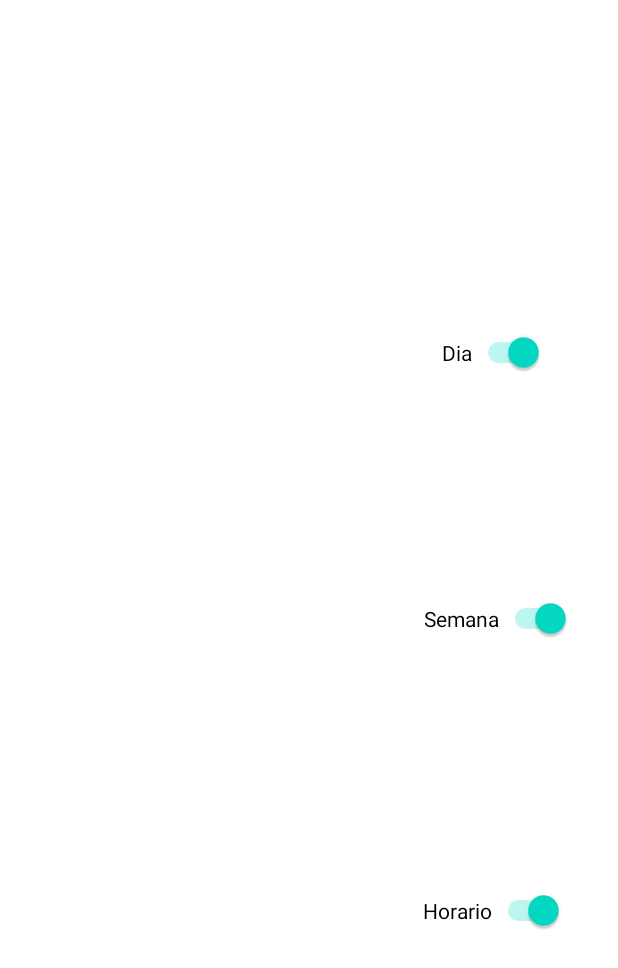
After one commit to ItaloSixx/FocoFacilJv, an Android app: the ConfiguracoesActivity screen opened directly, with no data from a screen before it, on a phone screen of 412 x 824 dp. The commit adds this screen. Shown: the top 968 px of the screen. Run offline under Robolectric (Android 15) with nearby library versions, the phone set to English and light mode, and no system bars; our stand-ins replace Room's generated code.

Commit message:
Ids únicos e iguais em ambos bd e tela preferencias

```diff
--- /dev/null
+++ b/app/src/main/java/com/example/focofacil/ConfiguracoesActivity.java
@@ -0,0 +1,95 @@
+package com.example.focofacil;
+
+import androidx.appcompat.app.AppCompatActivity;
+import androidx.room.Room;
+
+import android.annotation.SuppressLint;
+import android.os.AsyncTask;
+import android.os.Bundle;
+import android.widget.CompoundButton;
+import android.widget.Switch;
+
+public class ConfiguracoesActivity extends AppCompatActivity {
+
+    Switch notificarDia;
+    Switch notificarHorario;
+    Switch notificarSemana;
+    MyDatabase db;
+
+    @SuppressLint("MissingInflatedId")
+    @Override
+    protected void onCreate(Bundle savedInstanceState) {
+        super.onCreate(savedInstanceState);
+        setContentView(R.layout.activity_configuracoes);
+
+        notificarDia = findViewById(R.id.Dia);
+        notificarHorario = findViewById(R.id.Horario);
+        notificarSemana = findViewById(R.id.Semana);
+
+        // Definindo os Switches como true por padrão
+        notificarDia.setChecked(true);
+        notificarHorario.setChecked(true);
+        notificarSemana.setChecked(true);
+        new Thread(new Runnable() {
+            @Override
+            public void run() {
+                // Criando uma instância de Preferencias com os valores padrão
+                Preferencias preferencias = new Preferencias(true, true, true);
+
+                // Inicializando o banco de dados
+                db = Room.databaseBuilder(getApplicationContext(), MyDatabase.class, "FocoFacilBD").build();
+
+                // Definindo o listener para o Switch notificarDia
+                notificarDia.setOnCheckedChangeListener(new CompoundButton.OnCheckedChangeListener() {
+                    @Override
+                    public void onCheckedChanged(CompoundButton buttonView, boolean isChecked) {
+                        // Atualizando a preferência notificarDia com o estado do Switch
+                        preferencias.setNotificarDia(isChecked);
+                        // Salvando as preferências atualizadas no banco de dados
+                        new SalvarPreferenciasTask().execute(preferencias);
+                    }
+                });
+
+                // Definindo o listener para o Switch notificarHorario
+                notificarHorario.setOnCheckedChangeListener(new CompoundButton.OnCheckedChangeListener() {
+                    @Override
+                    public void onCheckedChanged(CompoundButton buttonView, boolean isChecked) {
+                        // Atualizando a preferência notificarHorario com o estado do Switch
+                        preferencias.setNotificarHorario(isChecked);
+                        // Salvando as preferências atualizadas no banco de dados
+                        new SalvarPreferenciasTask().execute(preferencias);
+                    }
+                });
+
+                // Definindo o listener para o Switch notificarSemana
+                notificarSemana.setOnCheckedChangeListener(new CompoundButton.OnCheckedChangeListener() {
+                    @Override
+                    public void onCheckedChanged(CompoundButton buttonView, boolean isChecked) {
+                        // Atualizando a preferência notificarSemana com o estado do Switch
+                        preferencias.setNotificarSemana(isChecked);
+                        // Salvando as preferências atualizadas no banco de dados
+                        new SalvarPreferenciasTask().execute(preferencias);
+                    }
+                });
+            }
+        }).start();
+
+    }
+
+    // Método para salvar as preferências no banco de dados
+    private class SalvarPreferenciasTask extends AsyncTask<Preferencias, Void, Void> {
+        @Override
+        protected Void doInBackground(Preferencias... preferencias) {
+            UserDao userDao = db.userDao();
+            // Verifique se as preferências já existem no banco de dados
+            Preferencias preferenciasExistente = userDao.getPreferencias();
+            if (preferenciasExistente != null) {
+                userDao.updatePreferencias(preferencias[0]);
+            } else {
+                // Se as preferências ainda não existirem, insira-as no banco de dados
+                userDao.insertPreferencias(preferencias[0]);
+            }
+            return null;
+        }
+    }
+}
--- a/app/src/main/java/com/example/focofacil/MyDatabase.java
+++ b/app/src/main/java/com/example/focofacil/MyDatabase.java
@@ -4,7 +4,7 @@ import androidx.room.Database;
 import androidx.room.RoomDatabase;
 import androidx.room.TypeConverters;
 
-@Database (entities = {User.class}, version = 1, exportSchema =     false)
+@Database (entities = {User.class, Tarefa.class, Preferencias.class}, version = 4, exportSchema =     false)
 @TypeConverters({DateConverter.class})
 public abstract class MyDatabase extends RoomDatabase {
     public abstract UserDao userDao();
--- a/app/src/main/java/com/example/focofacil/Preferencias.java
+++ b/app/src/main/java/com/example/focofacil/Preferencias.java
@@ -2,21 +2,36 @@ package com.example.focofacil;
 
 import androidx.room.ColumnInfo;
 import androidx.room.Entity;
+import androidx.room.PrimaryKey;
 
 import java.io.Serializable;
 @Entity
 public class Preferencias implements Serializable {
-    @ColumnInfo(name = "notificarDia")
+    @PrimaryKey(autoGenerate = true)
+    private long id;
+    @ColumnInfo(name = "notificarDia") //Assim que o dia virar notificar todas as tarefas
     private Boolean notificarDia;
-    @ColumnInfo(name = "notificarSemana")
+    @ColumnInfo(name = "notificarSemana") //Assim que a semana virar notificar todas as tarefas
     private Boolean notificarSemana;
-    @ColumnInfo(name = "notificarHorario")
+    @ColumnInfo(name = "notificarHorario") //Assim que proximo do horario da tarefa, notificar
     private Boolean notificarHorario;
 
     public Preferencias(Boolean notificarDia, Boolean notificarSemana, Boolean notificarHorario) {
         this.notificarDia = notificarDia;
         this.notificarSemana = notificarSemana;
         this.notificarHorario = notificarHorario;
+    }
+
+    public Preferencias() {
+
+    }
+
+    public long getId() {
+        return id;
+    }
+
+    public void setId(long id) {
+        this.id = id;
     }
 
     public Boolean getNotificarDia() {
--- a/app/src/main/java/com/example/focofacil/UserDao.java
+++ b/app/src/main/java/com/example/focofacil/UserDao.java
@@ -29,25 +29,47 @@ public interface UserDao {
     void delete(User usuario);
 
     default void insertUserToFirebase(User user) {
-        // Referência ao seu nó de usuários no Firebase Realtime Database
         DatabaseReference usersRef = FirebaseDatabase.getInstance().getReference("User");
-
-        // Gerando uma chave única para o usuário no Firebase
         String userId = usersRef.push().getKey();
-
-        // Definindo os dados do usuário no nó de usuários do Firebase usando a chave gerada
         usersRef.child(userId).setValue(user);
     }
 
-    // Método para receber dados do Firebase e atualizar o banco de dados local
     @Query("SELECT * FROM User")
     List<User> getAllUsersFromFirebase();
 
-    // Método para atualizar o Firebase com os dados locais
     @Update
     void updateUserInFirebase(User user);
 
-    // Método para excluir um usuário do Firebase
     @Delete
     void deleteUserFromFirebase(User user);
+
+    // Métodos para a entidade Tarefa
+    @Query("SELECT * FROM Tarefa")
+    List<Tarefa> getAllTarefas();
+
+    @Insert
+    long insertTarefa(Tarefa tarefa);
+
+    @Update
+    void updateTarefa(Tarefa tarefa);
+
+    @Delete
+    void deleteTarefa(Tarefa tarefa);
+
+    // Métodos para a entidade Preferencias
+    @Query("SELECT * FROM Preferencias")
+    List<Preferencias> getAllPreferencias();
+
+    @Insert
+    long insertPreferencias(Preferencias preferencias);
+
+    @Update
+    void updatePreferencias(Preferencias preferencias);
+
+    @Delete
+    void deletePreferencias(Preferencias preferencias);
+
+    @Query("SELECT * FROM Preferencias LIMIT 1")
+    Preferencias getPreferencias();
+
 }
--- /dev/null
+++ b/app/src/main/res/layout/activity_configuracoes.xml
@@ -0,0 +1,44 @@
+<?xml version="1.0" encoding="utf-8"?>
+<androidx.constraintlayout.widget.ConstraintLayout xmlns:android="http://schemas.android.com/apk/res/android"
+    xmlns:app="http://schemas.android.com/apk/res-auto"
+    xmlns:tools="http://schemas.android.com/tools"
+    android:layout_width="match_parent"
+    android:layout_height="match_parent"
+    tools:context=".ConfiguracoesActivity">
+
+    <Switch
+        android:id="@+id/Dia"
+        android:layout_width="wrap_content"
+        android:layout_height="wrap_content"
+        android:text="Dia"
+        app:layout_constraintBottom_toBottomOf="parent"
+        app:layout_constraintEnd_toEndOf="parent"
+        app:layout_constraintHorizontal_bias="0.857"
+        app:layout_constraintStart_toStartOf="parent"
+        app:layout_constraintTop_toTopOf="parent"
+        app:layout_constraintVertical_bias="0.278" />
+
+    <Switch
+        android:id="@+id/Semana"
+        android:layout_width="wrap_content"
+        android:layout_height="wrap_content"
+        android:text="Semana"
+        app:layout_constraintBottom_toBottomOf="parent"
+        app:layout_constraintEnd_toEndOf="parent"
+        app:layout_constraintHorizontal_bias="0.9"
+        app:layout_constraintStart_toStartOf="parent"
+        app:layout_constraintTop_toTopOf="parent" />
+
+    <Switch
+        android:id="@+id/Horario"
+        android:layout_width="wrap_content"
+        android:layout_height="wrap_content"
+        android:layout_marginTop="29dp"
+        android:text="Horario"
+        app:layout_constraintBottom_toBottomOf="parent"
+        app:layout_constraintEnd_toEndOf="parent"
+        app:layout_constraintHorizontal_bias="0.886"
+        app:layout_constraintStart_toStartOf="parent"
+        app:layout_constraintTop_toBottomOf="@+id/Semana"
+        app:layout_constraintVertical_bias="0.405" />
+</androidx.constraintlayout.widget.ConstraintLayout>
```
Also changed, not shown: app/src/main/AndroidManifest.xml (+9 -6 lines), app/src/main/java/com/example/focofacil/CadastrarActivity.java (+15 -7 lines), app/src/main/java/com/example/focofacil/User.java (+12 -6 lines).
